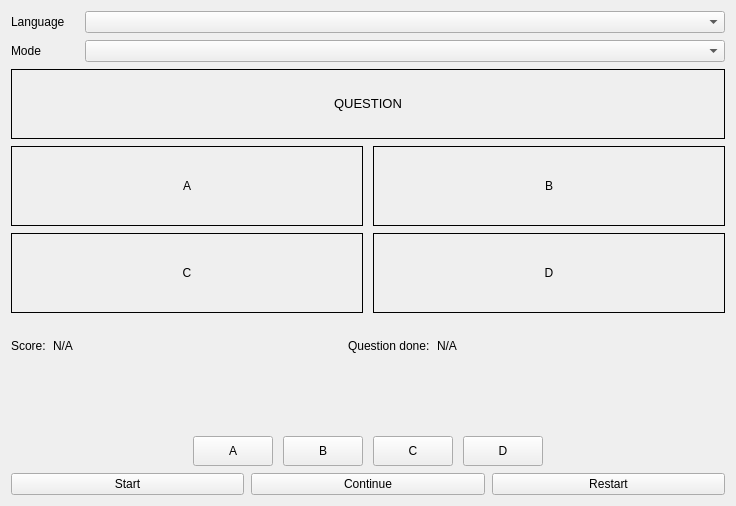
The window that widgetgame.ui (sangpham2710/CS163-Project) describes before a commit, drawn with Qt 5.
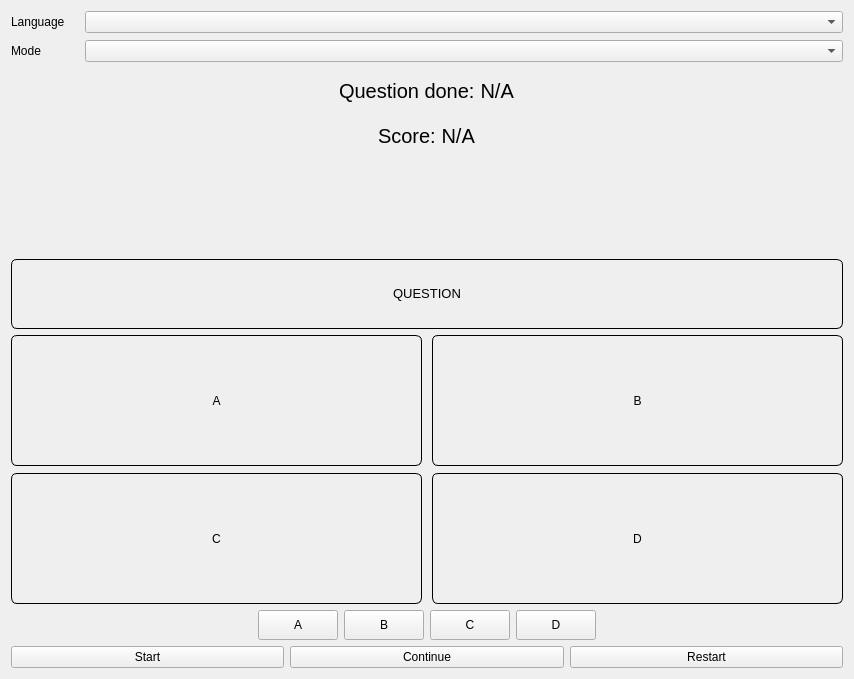
The same window after the commit.

Commit message: edit game scene

Diff of the .ui file:
```diff
--- a/widgetgame.ui
+++ b/widgetgame.ui
@@ -6,17 +6,16 @@
    <rect>
     <x>0</x>
     <y>0</y>
-    <width>736</width>
-    <height>506</height>
+    <width>854</width>
+    <height>679</height>
    </rect>
   </property>
   <property name="windowTitle">
    <string>Form</string>
   </property>
-  <layout class="QVBoxLayout" name="verticalLayout_5">
-   <property name="spacing">
-    <number>7</number>
-   </property>
+  <layout class="QHBoxLayout" name="horizontalLayout_8">
+   <item>
+    <layout class="QVBoxLayout" name="verticalLayout_2" stretch="1,1,1,2,3,1,1">
    <item>
     <layout class="QHBoxLayout" name="horizontalLayout">
      <property name="spacing">
@@ -84,7 +83,168 @@
     </layout>
    </item>
    <item>
-    <layout class="QHBoxLayout" name="horizontalLayout_7">
+      <layout class="QVBoxLayout" name="verticalLayout_5" stretch="1,1">
+       <property name="spacing">
+        <number>0</number>
+       </property>
+       <item>
+        <layout class="QHBoxLayout" name="horizontalLayout_6">
+         <property name="spacing">
+          <number>0</number>
+         </property>
+         <item>
+          <spacer name="horizontalSpacer_3">
+           <property name="orientation">
+            <enum>Qt::Horizontal</enum>
+           </property>
+           <property name="sizeHint" stdset="0">
+            <size>
+             <width>40</width>
+             <height>20</height>
+            </size>
+           </property>
+          </spacer>
+         </item>
+         <item>
+          <widget class="QLabel" name="labelQuestionDone">
+           <property name="sizePolicy">
+            <sizepolicy hsizetype="Fixed" vsizetype="Preferred">
+             <horstretch>0</horstretch>
+             <verstretch>0</verstretch>
+            </sizepolicy>
+           </property>
+           <property name="font">
+            <font>
+             <pointsize>15</pointsize>
+            </font>
+           </property>
+           <property name="text">
+            <string>Question done:</string>
+           </property>
+          </widget>
+         </item>
+         <item>
+          <widget class="QLabel" name="labelQuestionCount">
+           <property name="font">
+            <font>
+             <pointsize>15</pointsize>
+            </font>
+           </property>
+           <property name="text">
+            <string> N/A</string>
+           </property>
+          </widget>
+         </item>
+         <item>
+          <spacer name="horizontalSpacer_4">
+           <property name="orientation">
+            <enum>Qt::Horizontal</enum>
+           </property>
+           <property name="sizeHint" stdset="0">
+            <size>
+             <width>40</width>
+             <height>20</height>
+            </size>
+           </property>
+          </spacer>
+         </item>
+        </layout>
+       </item>
+       <item>
+        <layout class="QHBoxLayout" name="horizontalLayout_5">
+         <item>
+          <spacer name="horizontalSpacer_5">
+           <property name="orientation">
+            <enum>Qt::Horizontal</enum>
+           </property>
+           <property name="sizeHint" stdset="0">
+            <size>
+             <width>40</width>
+             <height>20</height>
+            </size>
+           </property>
+          </spacer>
+         </item>
+         <item>
+          <widget class="QLabel" name="labelScoreTitle">
+           <property name="sizePolicy">
+            <sizepolicy hsizetype="Fixed" vsizetype="Preferred">
+             <horstretch>0</horstretch>
+             <verstretch>0</verstretch>
+            </sizepolicy>
+           </property>
+           <property name="font">
+            <font>
+             <pointsize>15</pointsize>
+            </font>
+           </property>
+           <property name="text">
+            <string>Score:</string>
+           </property>
+          </widget>
+         </item>
+         <item>
+          <widget class="QLabel" name="labelScore">
+           <property name="minimumSize">
+            <size>
+             <width>0</width>
+             <height>30</height>
+            </size>
+           </property>
+           <property name="font">
+            <font>
+             <pointsize>15</pointsize>
+            </font>
+           </property>
+           <property name="text">
+            <string> N/A</string>
+           </property>
+          </widget>
+         </item>
+         <item>
+          <spacer name="horizontalSpacer_6">
+           <property name="orientation">
+            <enum>Qt::Horizontal</enum>
+           </property>
+           <property name="sizeHint" stdset="0">
+            <size>
+             <width>40</width>
+             <height>20</height>
+            </size>
+           </property>
+          </spacer>
+         </item>
+        </layout>
+       </item>
+      </layout>
+     </item>
+     <item>
+      <widget class="QLabel" name="labelGameState">
+       <property name="sizePolicy">
+        <sizepolicy hsizetype="Preferred" vsizetype="Preferred">
+         <horstretch>0</horstretch>
+         <verstretch>0</verstretch>
+        </sizepolicy>
+       </property>
+       <property name="minimumSize">
+        <size>
+         <width>0</width>
+         <height>20</height>
+        </size>
+       </property>
+       <property name="font">
+        <font>
+         <pointsize>12</pointsize>
+        </font>
+       </property>
+       <property name="text">
+        <string/>
+       </property>
+       <property name="alignment">
+        <set>Qt::AlignCenter</set>
+       </property>
+      </widget>
+     </item>
      <item>
       <widget class="QLabel" name="labelQuestionEdit">
        <property name="sizePolicy">
@@ -105,7 +265,8 @@
         </font>
        </property>
        <property name="styleSheet">
-        <string notr="true">border: 1px solid black</string>
+        <string notr="true">border: 1px solid black;
+border-radius: 6px</string>
        </property>
        <property name="text">
         <string>&lt;html&gt;&lt;head/&gt;&lt;body&gt;&lt;p&gt;&lt;span style=&quot; font-size:10pt;&quot;&gt;QUESTION&lt;/span&gt;&lt;/p&gt;&lt;/body&gt;&lt;/html&gt;</string>
@@ -118,8 +279,6 @@
        </property>
       </widget>
      </item>
-    </layout>
-   </item>
    <item>
     <layout class="QVBoxLayout" name="verticalLayout_4">
      <property name="spacing">
@@ -139,7 +298,8 @@
           </size>
          </property>
          <property name="styleSheet">
-          <string notr="true">border: 1px solid black</string>
+            <string notr="true">border: 1px solid black;
+border-radius: 6px;</string>
          </property>
          <property name="text">
           <string>A</string>
@@ -161,7 +321,8 @@
           </size>
          </property>
          <property name="styleSheet">
-          <string notr="true">border: 1px solid black</string>
+            <string notr="true">border: 1px solid black;
+border-radius: 6px;</string>
          </property>
          <property name="text">
           <string>B</string>
@@ -190,7 +351,8 @@
           </size>
          </property>
          <property name="styleSheet">
-          <string notr="true">border: 1px solid black</string>
+            <string notr="true">border: 1px solid black;
+border-radius: 6px;</string>
          </property>
          <property name="text">
           <string>C</string>
@@ -212,7 +374,8 @@
           </size>
          </property>
          <property name="styleSheet">
-          <string notr="true">border: 1px solid black</string>
+            <string notr="true">border: 1px solid black;
+border-radius: 6px;</string>
          </property>
          <property name="text">
           <string>D</string>
@@ -230,82 +393,8 @@
     </layout>
    </item>
    <item>
-    <layout class="QHBoxLayout" name="horizontalLayout_6">
+      <layout class="QHBoxLayout" name="horizontalLayout_7">
      <item>
-      <widget class="QLabel" name="labelScoreTitle">
-       <property name="sizePolicy">
-        <sizepolicy hsizetype="Fixed" vsizetype="Preferred">
-         <horstretch>0</horstretch>
-         <verstretch>0</verstretch>
-        </sizepolicy>
-       </property>
-       <property name="text">
-        <string>Score:</string>
-       </property>
-      </widget>
-     </item>
-     <item>
-      <widget class="QLabel" name="labelScore">
-       <property name="minimumSize">
-        <size>
-         <width>0</width>
-         <height>30</height>
-        </size>
-       </property>
-       <property name="text">
-        <string>N/A</string>
-       </property>
-      </widget>
-     </item>
-     <item>
-      <widget class="QLabel" name="labelQuestionDone">
-       <property name="sizePolicy">
-        <sizepolicy hsizetype="Fixed" vsizetype="Preferred">
-         <horstretch>0</horstretch>
-         <verstretch>0</verstretch>
-        </sizepolicy>
-       </property>
-       <property name="text">
-        <string>Question done:</string>
-       </property>
-      </widget>
-     </item>
-     <item>
-      <widget class="QLabel" name="labelQuestionCount">
-       <property name="text">
-        <string>N/A</string>
-       </property>
-      </widget>
-     </item>
-    </layout>
-   </item>
-   <item>
-    <widget class="QLabel" name="labelGameState">
-     <property name="sizePolicy">
-      <sizepolicy hsizetype="Preferred" vsizetype="Preferred">
-       <horstretch>0</horstretch>
-       <verstretch>0</verstretch>
-      </sizepolicy>
-     </property>
-     <property name="minimumSize">
-      <size>
-       <width>0</width>
-       <height>20</height>
-      </size>
-     </property>
-     <property name="text">
-      <string/>
-     </property>
-    </widget>
-   </item>
-   <item>
-    <layout class="QVBoxLayout" name="verticalLayout_2">
-     <property name="spacing">
-      <number>0</number>
-     </property>
-     <item>
-      <layout class="QGridLayout" name="gridLayout_2">
-       <item row="0" column="0">
         <spacer name="horizontalSpacer">
          <property name="orientation">
           <enum>Qt::Horizontal</enum>
@@ -321,66 +410,7 @@
          </property>
         </spacer>
        </item>
-       <item row="0" column="2">
-        <spacer name="horizontalSpacer_2">
-         <property name="orientation">
-          <enum>Qt::Horizontal</enum>
-         </property>
-         <property name="sizeType">
-          <enum>QSizePolicy::Expanding</enum>
-         </property>
-         <property name="sizeHint" stdset="0">
-          <size>
-           <width>40</width>
-           <height>20</height>
-          </size>
-         </property>
-        </spacer>
-       </item>
-       <item row="0" column="1">
-        <layout class="QGridLayout" name="gridLayout">
-         <property name="spacing">
-          <number>10</number>
-         </property>
-         <item row="0" column="3">
-          <widget class="QPushButton" name="pushButtonAnswer3">
-           <property name="sizePolicy">
-            <sizepolicy hsizetype="Minimum" vsizetype="Fixed">
-             <horstretch>0</horstretch>
-             <verstretch>0</verstretch>
-            </sizepolicy>
-           </property>
-           <property name="minimumSize">
-            <size>
-             <width>0</width>
-             <height>30</height>
-            </size>
-           </property>
-           <property name="text">
-            <string>C</string>
-           </property>
-          </widget>
-         </item>
-         <item row="0" column="2">
-          <widget class="QPushButton" name="pushButtonAnswer2">
-           <property name="sizePolicy">
-            <sizepolicy hsizetype="Minimum" vsizetype="Fixed">
-             <horstretch>0</horstretch>
-             <verstretch>0</verstretch>
-            </sizepolicy>
-           </property>
-           <property name="minimumSize">
-            <size>
-             <width>0</width>
-             <height>30</height>
-            </size>
-           </property>
-           <property name="text">
-            <string>B</string>
-           </property>
-          </widget>
-         </item>
-         <item row="0" column="1">
+       <item>
           <widget class="QPushButton" name="pushButtonAnswer1">
            <property name="sizePolicy">
             <sizepolicy hsizetype="Minimum" vsizetype="Fixed">
@@ -411,7 +441,45 @@
            </property>
           </widget>
          </item>
-         <item row="0" column="5">
+       <item>
+        <widget class="QPushButton" name="pushButtonAnswer2">
+         <property name="sizePolicy">
+          <sizepolicy hsizetype="Minimum" vsizetype="Fixed">
+           <horstretch>0</horstretch>
+           <verstretch>0</verstretch>
+          </sizepolicy>
+         </property>
+         <property name="minimumSize">
+          <size>
+           <width>0</width>
+           <height>30</height>
+          </size>
+         </property>
+         <property name="text">
+          <string>B</string>
+         </property>
+        </widget>
+       </item>
+       <item>
+        <widget class="QPushButton" name="pushButtonAnswer3">
+         <property name="sizePolicy">
+          <sizepolicy hsizetype="Minimum" vsizetype="Fixed">
+           <horstretch>0</horstretch>
+           <verstretch>0</verstretch>
+          </sizepolicy>
+         </property>
+         <property name="minimumSize">
+          <size>
+           <width>0</width>
+           <height>30</height>
+          </size>
+         </property>
+         <property name="text">
+          <string>C</string>
+         </property>
+        </widget>
+       </item>
+       <item>
           <widget class="QPushButton" name="pushButtonAnswer4">
            <property name="sizePolicy">
             <sizepolicy hsizetype="Minimum" vsizetype="Fixed">
@@ -430,9 +498,21 @@
            </property>
           </widget>
          </item>
-        </layout>
-       </item>
-      </layout>
+       <item>
+        <spacer name="horizontalSpacer_2">
+         <property name="orientation">
+          <enum>Qt::Horizontal</enum>
+         </property>
+         <property name="sizeType">
+          <enum>QSizePolicy::Expanding</enum>
+         </property>
+         <property name="sizeHint" stdset="0">
+          <size>
+           <width>40</width>
+           <height>20</height>
+          </size>
+         </property>
+        </spacer>
      </item>
     </layout>
    </item>
@@ -458,6 +538,8 @@
         <string>Restart</string>
        </property>
       </widget>
+       </item>
+      </layout>
      </item>
     </layout>
    </item>
```
Lines whose indentation alone changed are shown as unchanged.
